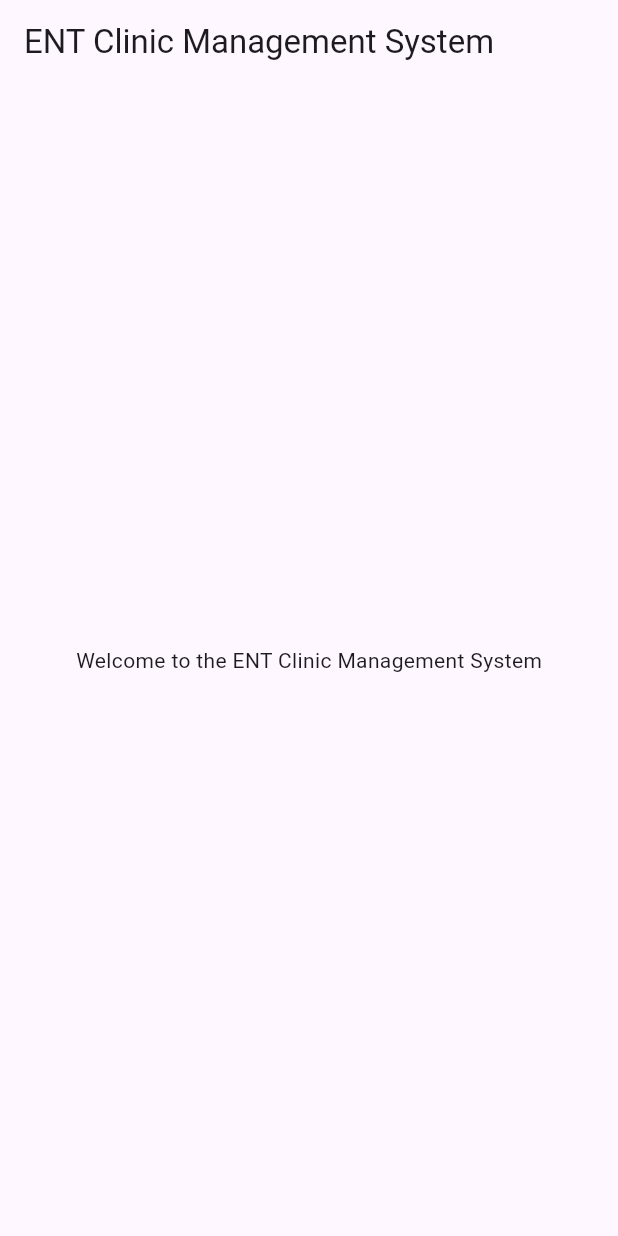
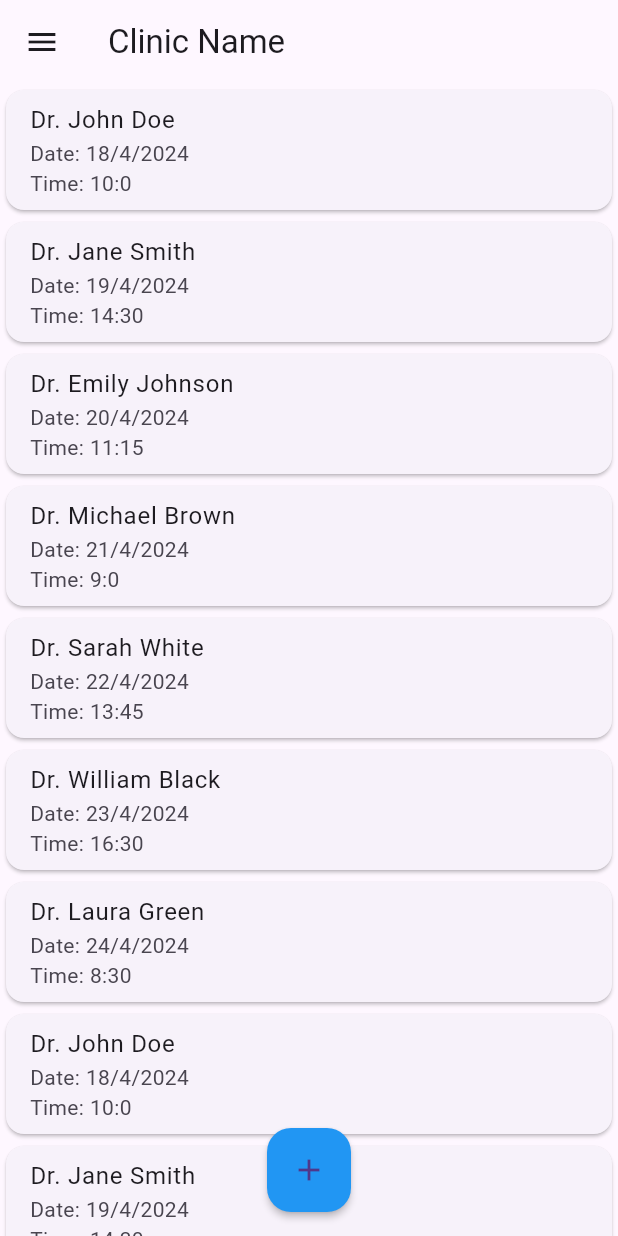
Before and after one commit to AbdulmonemElsherif/ent_clinic, a Flutter app: the HomePage screen opened directly, on a phone screen of 412 x 824 dp. Run offline on Flutter 3.47's test engine with Material 3 defaults, Android fonts, the phone set to English and light mode, and no system bars.

Commit message:
general structure
ana zhe2t mn software fa badaya3 wa2t

```diff
--- /dev/null
+++ b/lib/Pages/Homepage/AppointmentCard.dart
@@ -0,0 +1,27 @@
+import 'package:flutter/material.dart';
+
+class AppointmentCard extends StatelessWidget {
+  final String doctorName;
+  final DateTime dateTime;
+
+  const AppointmentCard({
+    required this.doctorName,
+    required this.dateTime,
+  });
+
+  @override
+  Widget build(BuildContext context) {
+    return Card(
+      child: ListTile(
+        title: Text(doctorName),
+        subtitle: Text(
+            'Date: ${dateTime.day}/${dateTime.month}/${dateTime.year}\n'
+            'Time: ${dateTime.hour}:${dateTime.minute}'
+        ),
+        onTap: () {
+          // Navigate to appointment details screen
+        },
+      ),
+    );
+  }
+}
--- /dev/null
+++ b/lib/Pages/Homepage/homepage.dart
@@ -0,0 +1,68 @@
+import 'package:flutter/material.dart';
+import 'HomeDrawer.dart'; // Import the HomeDrawer widget
+import 'AppointmentCard.dart'; // Import the AppointmentCard widget
+import '../CreateAppointmentPage.dart'; // Import the CreateAppointmentPage widget
+
+// Custom data structure for appointments
+class Appointment {
+  final String doctorName;
+  final DateTime dateTime;
+
+  Appointment(this.doctorName, this.dateTime);
+}
+
+class HomePage extends StatelessWidget {
+  final GlobalKey<ScaffoldState> _scaffoldKey = GlobalKey<ScaffoldState>();
+
+  // Sample list of appointments (replace this with your actual data)
+  final List<Appointment> appointments = [
+    Appointment('Dr. John Doe', DateTime(2024, 4, 18, 10, 0)),
+    Appointment('Dr. Jane Smith', DateTime(2024, 4, 19, 14, 30)),
+    Appointment('Dr. Emily Johnson', DateTime(2024, 4, 20, 11, 15)),
+    Appointment('Dr. Michael Brown', DateTime(2024, 4, 21, 9, 0)),
+    Appointment('Dr. Sarah White', DateTime(2024, 4, 22, 13, 45)),
+    Appointment('Dr. William Black', DateTime(2024, 4, 23, 16, 30)),
+    Appointment('Dr. Laura Green', DateTime(2024, 4, 24, 8, 30)),
+    Appointment('Dr. John Doe', DateTime(2024, 4, 18, 10, 0)),
+    Appointment('Dr. Jane Smith', DateTime(2024, 4, 19, 14, 30)),
+    Appointment('Dr. Emily Johnson', DateTime(2024, 4, 20, 11, 15)),
+  ];
+
+  @override
+  Widget build(BuildContext context) {
+    return Scaffold(
+      key: _scaffoldKey,
+      appBar: AppBar(
+        title: const Text('Clinic Name'),
+        leading: IconButton(
+          icon: const Icon(Icons.menu),
+          onPressed: () {
+            _scaffoldKey.currentState?.openDrawer(); // Open the drawer
+          },
+        ),
+      ),
+      drawer: const HomeDrawer(), // Use HomeDrawer widget as the drawer
+      body: ListView.builder(
+        itemCount: appointments.length,
+        itemBuilder: (BuildContext context, int index) {
+          return AppointmentCard(
+            doctorName: appointments[index].doctorName,
+            dateTime: appointments[index].dateTime,
+          );
+        },
+      ),
+      floatingActionButton: FloatingActionButton(
+        onPressed: () {
+          Navigator.push(
+            context,
+            MaterialPageRoute(builder: (context) => CreateAppointmentPage()), // Navigate to CreateAppointmentPage
+          );
+        },
+        child: Icon(Icons.add), // Plus icon
+        backgroundColor: Colors.blue, // Set the background color
+        elevation: 2.0, // Add elevation
+      ),
+      floatingActionButtonLocation: FloatingActionButtonLocation.centerFloat, // Center the button horizontally
+    );
+  }
+}
--- a/lib/main.dart
+++ b/lib/main.dart
@@ -1,37 +1,22 @@
 import 'package:flutter/material.dart';
+import 'package:ent_clinic/Pages/SignIn.dart';
 
 void main() {
-  runApp(const MainApp());
+  runApp(MyApp());
 }
 
-class MainApp extends StatelessWidget {
-  const MainApp({super.key});
+class MyApp extends StatelessWidget {
+  const MyApp({super.key});
 
   @override
   Widget build(BuildContext context) {
     return MaterialApp(
-          title: 'ENT Clinic Management System',
+      title: 'Your App Name',
       theme: ThemeData(
         primarySwatch: Colors.blue,
-            visualDensity: VisualDensity.adaptivePlatformDensity,
       ),
-          home: const HomePage(),
+      home: SignInPage(), // Navigate to SignInPage by default
+      debugShowCheckedModeBanner: false,
     );
   }
 }
-
-    class HomePage extends StatelessWidget {
-      const HomePage({super.key});
-
-      @override
-      Widget build(BuildContext context) {
-        return Scaffold(
-          appBar: AppBar(
-            title: const Text('ENT Clinic Management System'),
-          ),
-          body: const Center(
-            child: Text('Welcome to the ENT Clinic Management System'),
-          ),
-        );
-      }
-    }
--- a/pubspec.yaml
+++ b/pubspec.yaml
@@ -4,11 +4,12 @@ publish_to: 'none'
 version: 0.1.0
 
 environment:
-  sdk: '>=3.3.3 <4.0.0'
+  sdk: '>=3.3.0 <4.0.0'
 
 dependencies:
   flutter:
     sdk: flutter
+
 
 dev_dependencies:
   flutter_test:
```
Also changed, not shown: lib/Pages/CreateAppointmentPage.dart (added, +15 -0 lines), lib/Pages/Homepage/HomeDrawer.dart (added, +80 -0 lines), lib/Pages/SignIn.dart (added, +78 -0 lines), lib/Pages/profile.dart (added, +69 -0 lines), pubspec.lock. Lines whose indentation alone changed are shown as unchanged.
